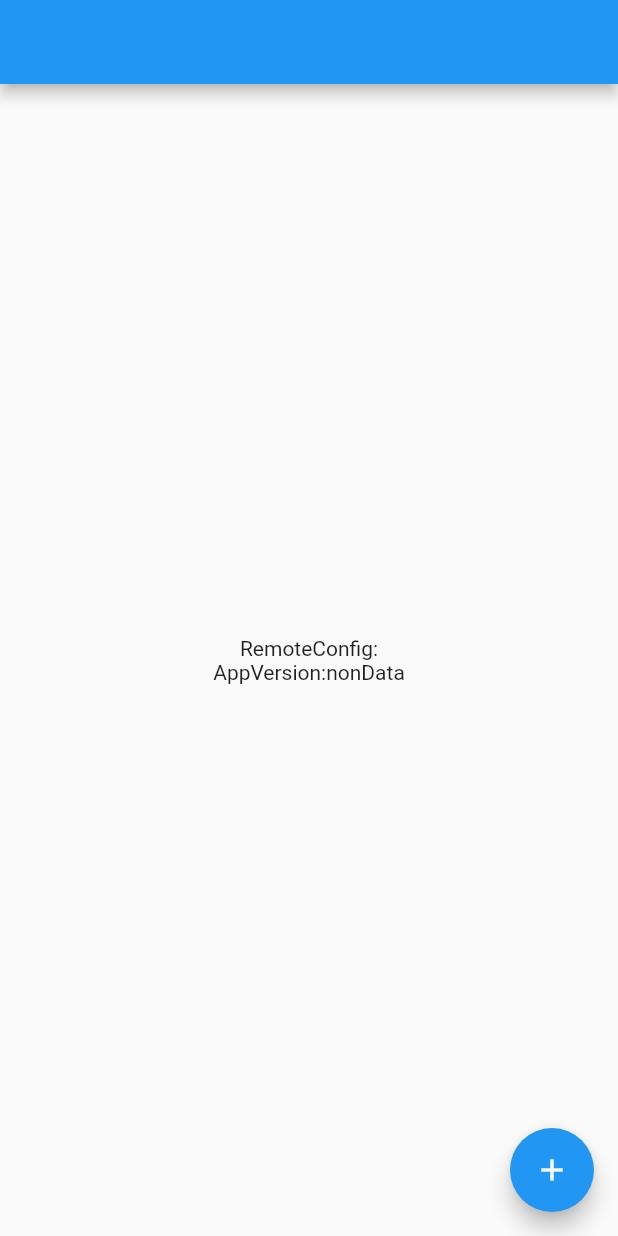
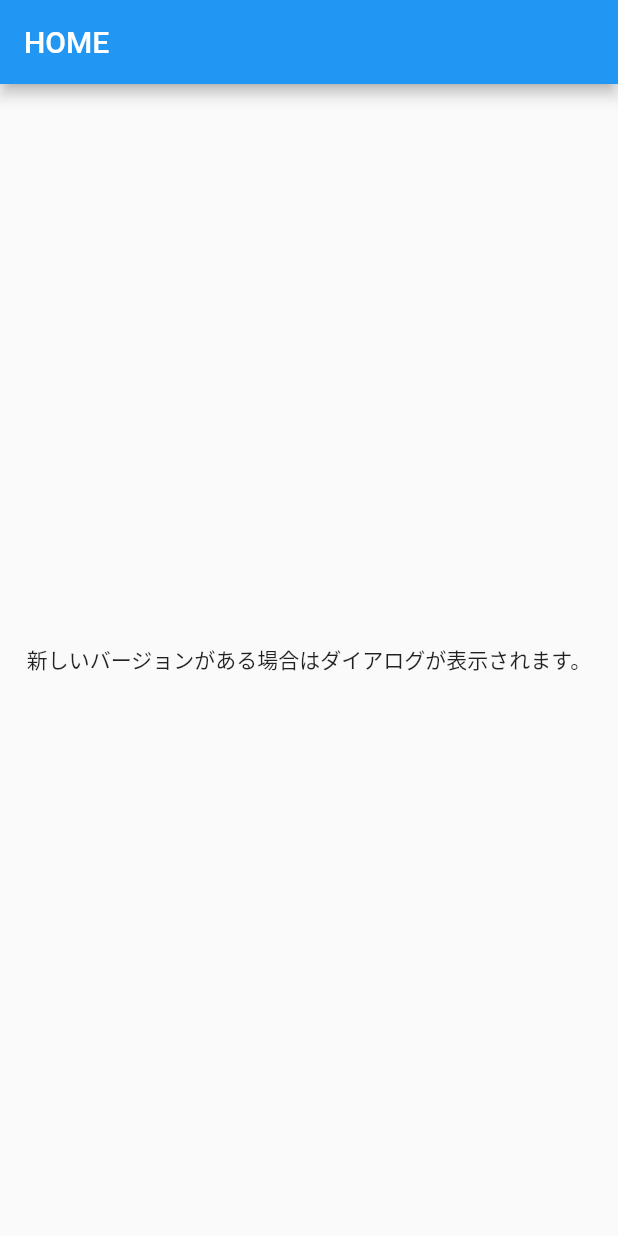
Before and after one commit to abe-tk/update_sample, a Flutter app: the screen it shows after launch, on a phone screen of 412 x 824 dp. Run offline on Flutter 3.47's test engine with Material 2 defaults, Android fonts, the light colour scheme and no system bars; our stand-ins replace firebase_core, firebase_remote_config, freezed_annotation, hooks_riverpod, package_info_plus; missing offline and left inert: version; accounts and stored records are empty.

Commit message:
強制アップデート機能の追加

```diff
--- /dev/null
+++ b/lib/emun/update_request_type.dart
@@ -0,0 +1,10 @@
+enum UpdateRequestType {
+  /// アップデートなし
+  not,
+
+  /// 後回しを許容するアップデートあり
+  cancelable,
+
+  /// 強制的なアップデートあり
+  forcibly,
+}
--- a/lib/main.dart
+++ b/lib/main.dart
@@ -1,9 +1,7 @@
 import 'package:firebase_core/firebase_core.dart';
-import 'package:firebase_remote_config/firebase_remote_config.dart';
 import 'package:flutter/material.dart';
-import 'package:flutter_hooks/flutter_hooks.dart';
 import 'package:hooks_riverpod/hooks_riverpod.dart';
-import 'package:package_info_plus/package_info_plus.dart';
+import 'package:update_sample/page/version_check_page.dart';
 
 import 'firebase_options.dart';
 
@@ -25,71 +23,7 @@ class MyApp extends StatelessWidget {
   @override
   Widget build(BuildContext context) {
     return const MaterialApp(
-      home: MyHomePage(),
+      home: VersionCheckPage(),
     );
   }
 }
-
-class MyHomePage extends HookWidget {
-  const MyHomePage({super.key});
-
-  Future<String> getAppVersion() async {
-    PackageInfo packageInfo = await PackageInfo.fromPlatform();
-    return packageInfo.version;
-  }
-
-  @override
-  Widget build(BuildContext context) {
-    final appVersion = useState('nonData');
-
-    useEffect(
-      () {
-        /// Firebase Remote Configの初期化
-        FirebaseRemoteConfigService().initRemoteConfig();
-        return null;
-      },
-      [],
-    );
-
-    return Scaffold(
-      appBar: AppBar(),
-      body: Center(
-        child: Column(
-          mainAxisAlignment: MainAxisAlignment.center,
-          children: [
-            Text('RemoteConfig:${FirebaseRemoteConfig.instance.getString('required_version')}'),
-            Text('AppVersion:${appVersion.value}'),
-          ],
-        ),
-      ),
-      floatingActionButton: FloatingActionButton(
-        onPressed: () async => appVersion.value = await getAppVersion(),
-        child: const Icon(Icons.add),
-      ),
-    );
-  }
-}
-
-/// Firebase Remote Configの初期設定
-class FirebaseRemoteConfigService {
-  Future<void> initRemoteConfig() async {
-    /// インスタンスの作成
-    final remoteConfig = FirebaseRemoteConfig.instance;
-
-    /// シングルトンオブジェクトの取得
-    await remoteConfig.setConfigSettings(
-      RemoteConfigSettings(
-        fetchTimeout: const Duration(minutes: 1),
-        minimumFetchInterval: const Duration(minutes: 5),
-      ),
-    );
-
-    /// アプリ内デフォルトパラメータ値の設定
-    // await remoteConfig.setDefaults(const {
-    //   'example_param': '0',
-    // });
-
-    /// 値をフェッチ
-    await remoteConfig.fetchAndActivate();
-  }
-}
--- /dev/null
+++ b/lib/model/update_info_entity.dart
@@ -0,0 +1,21 @@
+import 'package:freezed_annotation/freezed_annotation.dart';
+
+part 'update_info_entity.freezed.dart';
+part 'update_info_entity.g.dart';
+
+@freezed
+class UpdateInfoEntity with _$UpdateInfoEntity {
+  const factory UpdateInfoEntity({
+    /// 要求バージョン e.g., '1.0.0'
+    required String requiredVersion,
+
+    /// アップデートを後回し可能にするかどうか
+    @Default(false) bool canCancel,
+
+    /// 有効日（この日時以降のみ有効とする）
+    required DateTime enabledAt,
+  }) = _UpdateInfoEntity;
+
+  factory UpdateInfoEntity.fromJson(Map<String, dynamic> json) =>
+      _$UpdateInfoEntityFromJson(json);
+}
--- /dev/null
+++ b/lib/page/version_check_page.dart
@@ -0,0 +1,78 @@
+import 'package:flutter/material.dart';
+import 'package:hooks_riverpod/hooks_riverpod.dart';
+import 'package:update_sample/emun/update_request_type.dart';
+import 'package:update_sample/update_request_provider.dart';
+
+class VersionCheckPage extends ConsumerWidget {
+  const VersionCheckPage({
+    super.key,
+  });
+
+  @override
+  Widget build(BuildContext context, WidgetRef ref) {
+    return Scaffold(
+      appBar: AppBar(title: const Text('HOME')),
+      body: SafeArea(
+        child: Center(
+          // FutureProviderなので、 `when` で loading, error, data のハンドリングができる
+          child: ref.watch(updateRequesterProvider).when(
+                loading: () => const CircularProgressIndicator(),
+                error: (error, stack) => ErrorWidget(error),
+                data: (requestType) =>
+                    _ContentAndDialog(requestType: requestType),
+              ),
+        ),
+      ),
+    );
+  }
+}
+
+class _ContentAndDialog extends StatelessWidget {
+  const _ContentAndDialog({
+    required this.requestType,
+  });
+
+  final UpdateRequestType requestType;
+
+  @override
+  Widget build(BuildContext context) {
+    // ビルド後にダイアログを表示させるための記法
+    WidgetsBinding.instance.addPostFrameCallback((_) {
+      if (requestType != UpdateRequestType.not) {
+        // 新しいアプリバージョンがある場合はダイアログを表示する
+        showDialog<void>(
+          context: context,
+          // ダイアログの外をタップしても閉じられないようにする
+          barrierDismissible: false,
+          builder: (context) {
+            return WillPopScope(
+              // AndroidのBackボタンで閉じられないようにする
+              onWillPop: () async => false,
+              child: AlertDialog(
+                title: const Text('最新の更新があります。\nアップデートをお願いします。'),
+                actions: [
+                  if (requestType == UpdateRequestType.cancelable)
+                    TextButton(
+                      onPressed: () => Navigator.of(context).pop(),
+                      child: const Text('キャンセル'),
+                    ),
+                  TextButton(
+                    onPressed: () {
+                      // 要追加: App Store or Google Play に飛ばす処理
+                      ScaffoldMessenger.of(context).showSnackBar(
+                        const SnackBar(content: Text('Jump to Store.')),
+                      );
+                      Navigator.of(context).pop();
+                    },
+                    child: const Text('アップデート'),
+                  ),
+                ],
+              ),
+            );
+          },
+        );
+      }
+    });
+    return const Text('新しいバージョンがある場合はダイアログが表示されます。');
+  }
+}
--- /dev/null
+++ b/lib/update_request_provider.dart
@@ -0,0 +1,58 @@
+import 'dart:convert';
+
+import 'package:firebase_remote_config/firebase_remote_config.dart';
+import 'package:hooks_riverpod/hooks_riverpod.dart';
+import 'package:package_info_plus/package_info_plus.dart';
+import 'package:update_sample/emun/update_request_type.dart';
+import 'package:update_sample/model/update_info_entity.dart';
+import 'package:version/version.dart';
+
+final updateRequesterProvider = FutureProvider<UpdateRequestType>((ref) async {
+  /// インスタンスの作成
+  final remoteConfig = FirebaseRemoteConfig.instance;
+  // 本番環境
+  // const interval = Duration(minutes: 12);
+  // 開発
+  const interval = Duration.zero;
+
+  // シングルトンオブジェクトの取得
+  // setConfigSettings()をawaitとしないとfetchAndActivate()でエラーとなるため、
+  // remote_config_provider.dartで分けずに処理を行っている
+  await remoteConfig.setConfigSettings(
+    RemoteConfigSettings(
+      fetchTimeout: const Duration(minutes: 1),
+      minimumFetchInterval: interval,
+    ),
+  );
+
+  // 初期化・アクティベート済みのRemoteConfigインスタンス
+  // final remoteConfig = ref.watch(remoteConfigProvider);
+  await remoteConfig.fetchAndActivate();
+  // 現在のアプリバージョンを取得するためにPackageInfoを利用
+  final appPackageInfo = await PackageInfo.fromPlatform();
+  // Firebase の RemoteConfigコンソールで指定したキーを使って値を取得
+  final string = remoteConfig.getString('update_info');
+  if (string.isEmpty) {
+    return UpdateRequestType.not;
+  }
+  // JSON to Map
+  final map = json.decode(string) as Map<String, Object?>;
+  // Map(JSON) to Entity
+  final entity = UpdateInfoEntity.fromJson(map);
+
+  final enabledAt = entity.enabledAt;
+  final requiredVersion = Version.parse(entity.requiredVersion);
+  final currentVersion = Version.parse(appPackageInfo.version);
+  // 現在のバージョンより新しいバージョンが指定されているか
+  final hasNewVersion = requiredVersion > currentVersion;
+  // 強制アップデート有効期間内かどうか
+  final isEnabled = enabledAt.compareTo(DateTime.now()) < 0;
+
+  if (!isEnabled || !hasNewVersion) {
+    // 有効期間外、もしくは新しいバージョンは無い
+    return UpdateRequestType.not;
+  }
+  return entity.canCancel
+      ? UpdateRequestType.cancelable
+      : UpdateRequestType.forcibly;
+});
```
Also changed, not shown: pubspec.yaml (+9 -0 lines), lib/model/update_info_entity.freezed.dart (added), lib/model/update_info_entity.g.dart (added), pubspec.lock.
